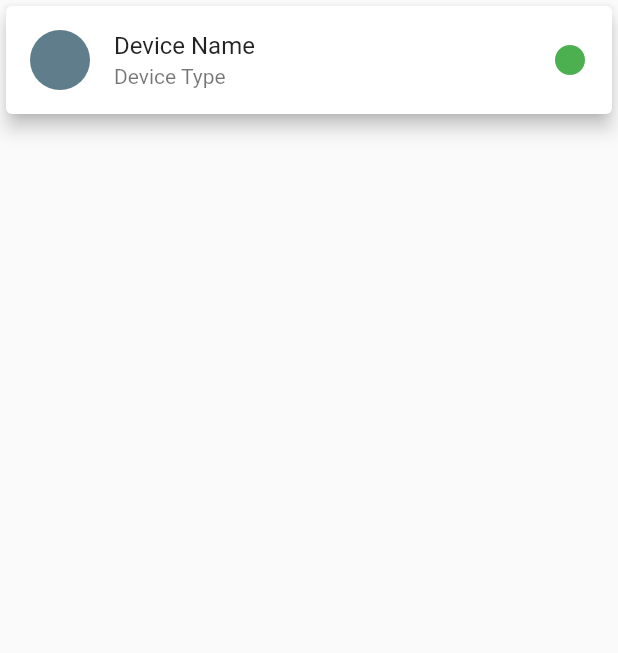
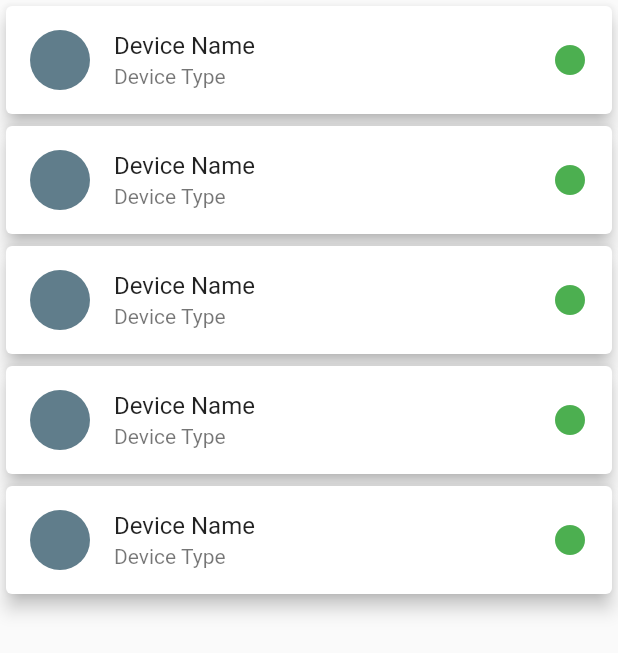
Before and after one commit to CE-GPP/SensorSight, a Flutter app: the DeviceCard widget shown alone on an empty page, opened directly, on a phone screen of 412 x 824 dp. Shown: the top 653 px of the screen. Run offline on Flutter 3.47's test engine with Material 2 defaults, Android fonts, the phone set to English and light mode, and no system bars; our stand-ins replace google_maps_flutter.

Commit message:
Added device cards

```diff
--- a/Code/sensor_sight_app/lib/screens/device_list.dart
+++ b/Code/sensor_sight_app/lib/screens/device_list.dart
@@ -41,7 +41,9 @@ class DeviceCard extends StatelessWidget {
 
   @override
   Widget build(BuildContext context) {
-    return Card(
+    return Column(
+      children: [
+        Card(
           elevation: 5,
           //color: Theme.of(context).colorScheme.surfaceVariant,
           clipBehavior: Clip.hardEdge,
@@ -68,6 +70,120 @@ class DeviceCard extends StatelessWidget {
               ],
             ),
           ),
+        ),
+        Card(
+          elevation: 5,
+          //color: Theme.of(context).colorScheme.surfaceVariant,
+          clipBehavior: Clip.hardEdge,
+          child: InkWell(
+            splashColor: Colors.blueGrey.withAlpha(30),
+            onTap: () {
+              // Navigator.push(
+
+              // )
+              debugPrint('Card tapped.');
+            },
+            child: Column(
+              mainAxisSize: MainAxisSize.min,
+              children: const [
+                ListTile(
+                  leading: CircleAvatar(
+                    backgroundColor: Colors.blueGrey,
+                  ),
+                  title: Text('Device Name'),
+                  subtitle: Text('Device Type'),
+                  trailing: Icon(Icons.circle_rounded),
+                  iconColor: Colors.green,
+                ),
+              ],
+            ),
+          ),
+        ),
+        Card(
+          elevation: 5,
+          //color: Theme.of(context).colorScheme.surfaceVariant,
+          clipBehavior: Clip.hardEdge,
+          child: InkWell(
+            splashColor: Colors.blueGrey.withAlpha(30),
+            onTap: () {
+              // Navigator.push(
+
+              // )
+              debugPrint('Card tapped.');
+            },
+            child: Column(
+              mainAxisSize: MainAxisSize.min,
+              children: const [
+                ListTile(
+                  leading: CircleAvatar(
+                    backgroundColor: Colors.blueGrey,
+                  ),
+                  title: Text('Device Name'),
+                  subtitle: Text('Device Type'),
+                  trailing: Icon(Icons.circle_rounded),
+                  iconColor: Colors.green,
+                ),
+              ],
+            ),
+          ),
+        ),
+        Card(
+          elevation: 5,
+          //color: Theme.of(context).colorScheme.surfaceVariant,
+          clipBehavior: Clip.hardEdge,
+          child: InkWell(
+            splashColor: Colors.blueGrey.withAlpha(30),
+            onTap: () {
+              // Navigator.push(
+
+              // )
+              debugPrint('Card tapped.');
+            },
+            child: Column(
+              mainAxisSize: MainAxisSize.min,
+              children: const [
+                ListTile(
+                  leading: CircleAvatar(
+                    backgroundColor: Colors.blueGrey,
+                  ),
+                  title: Text('Device Name'),
+                  subtitle: Text('Device Type'),
+                  trailing: Icon(Icons.circle_rounded),
+                  iconColor: Colors.green,
+                ),
+              ],
+            ),
+          ),
+        ),
+        Card(
+          elevation: 5,
+          //color: Theme.of(context).colorScheme.surfaceVariant,
+          clipBehavior: Clip.hardEdge,
+          child: InkWell(
+            splashColor: Colors.blueGrey.withAlpha(30),
+            onTap: () {
+              // Navigator.push(
+
+              // )
+              debugPrint('Card tapped.');
+            },
+            child: Column(
+              mainAxisSize: MainAxisSize.min,
+              children: const [
+                ListTile(
+                  leading: CircleAvatar(
+                    backgroundColor: Colors.blueGrey,
+                  ),
+                  title: Text('Device Name'),
+                  subtitle: Text('Device Type'),
+                  trailing: Icon(Icons.circle_rounded),
+                  iconColor: Colors.green,
+                ),
+              ],
+            ),
+          ),
+        ),
+      ],
     );
   }
 }
```
Lines whose indentation alone changed are shown as unchanged.
